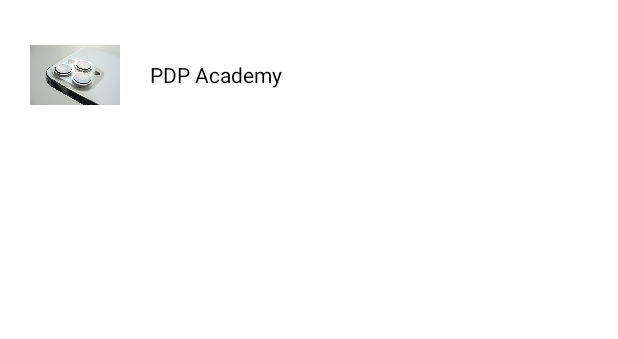
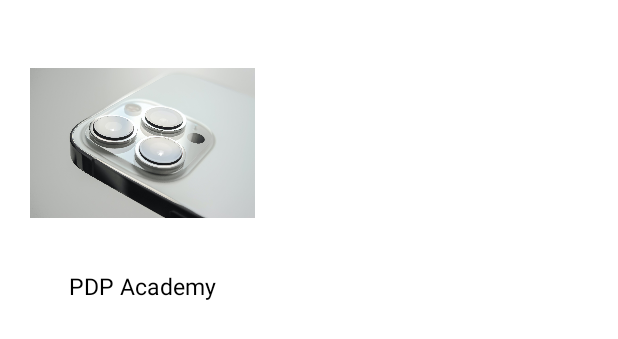
Before and after one commit to ZarifKhakimov/task3_kt, an Android app: the layout item_member_list.xml on its own in the app's theme, with its tools: preview values and no code run, on a phone screen of 412 x 824 dp. Shown: the top 339 px of the screen. Run offline under Robolectric (Android 15) with nearby library versions, the phone set to English and light mode, and no system bars.

Commit message:
come here

```diff
--- a/app/src/main/java/com/example/myscrollappkt/activity/RecyclerActivity.kt
+++ b/app/src/main/java/com/example/myscrollappkt/activity/RecyclerActivity.kt
@@ -21,7 +21,7 @@ class RecyclerActivity : AppCompatActivity() {
     fun initViews() {
         context = this
         recyclerView = findViewById(R.id.recyclerview)
-        recyclerView?.setLayoutManager(GridLayoutManager(context, 1))
+        recyclerView?.setLayoutManager(GridLayoutManager(context, 2))
         val members: ArrayList<Member> = ArrayList<Member>()
         members.add(Member(R.drawable.alisher_davlatov, "Akmal Davlatov"))
         members.add(Member(R.drawable.xurshidbek_qurbonov_, "Xurshidbek Qurbobov"))
--- a/app/src/main/res/layout/activity_recycler.xml
+++ b/app/src/main/res/layout/activity_recycler.xml
@@ -1,7 +1,8 @@
 <?xml version="1.0" encoding="utf-8"?>
 <androidx.constraintlayout.widget.ConstraintLayout xmlns:android="http://schemas.android.com/apk/res/android"
     android:layout_width="match_parent"
-    android:layout_height="match_parent">
+    android:layout_height="match_parent"
+    xmlns:app="http://schemas.android.com/apk/res-auto">
 
     <androidx.core.widget.NestedScrollView
         android:descendantFocusability="blocksDescendants"
@@ -9,6 +10,8 @@
         android:layout_height="match_parent">
 
         <androidx.recyclerview.widget.RecyclerView
+
+            app:spanCount="2"
             android:id="@+id/recyclerview"
             android:layout_width="match_parent"
             android:layout_height="match_parent">
--- a/app/src/main/res/layout/item_member_list.xml
+++ b/app/src/main/res/layout/item_member_list.xml
@@ -1,24 +1,26 @@
 <?xml version="1.0" encoding="utf-8"?>
 <LinearLayout xmlns:android="http://schemas.android.com/apk/res/android"
-    android:layout_width="match_parent"
+    android:layout_width="wrap_content"
     android:layout_height="wrap_content"
+    android:orientation="vertical"
     android:padding="20dp">
 
     <ImageView
         android:src="@drawable/iphone"
         android:id="@+id/img_profile"
-        android:layout_width="60dp"
-        android:layout_height="60dp"/>
+        android:layout_width="150dp"
+        android:layout_height="150dp" />
+
 
     <TextView
         android:id="@+id/tv_fullname"
-        android:text="PDP Academy"
-        android:layout_marginLeft="20dp"
-        android:layout_width="fill_parent"
+        android:layout_margin="10dp"
+        android:layout_width="wrap_content"
         android:layout_height="wrap_content"
         android:layout_gravity="center"
-        android:padding="0dp"
-        android:textColor="#000000"/>
+        android:text="PDP Academy"
+        android:textColor="#000000"
+        android:textSize="15sp" />
 
 
 </LinearLayout>
```
